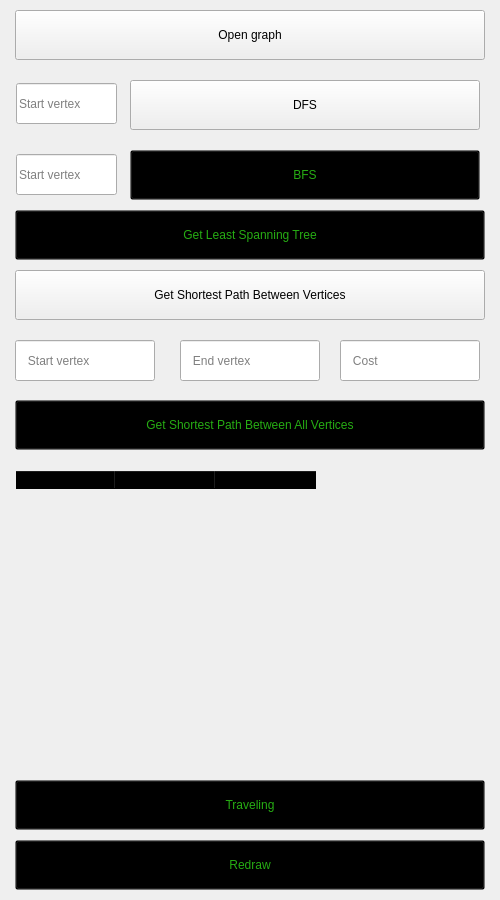
Above: applications/graphical_interface/ui/interaction_panel.ui from amzdll/SimpleNavigator before the change. Below: the same form after it.
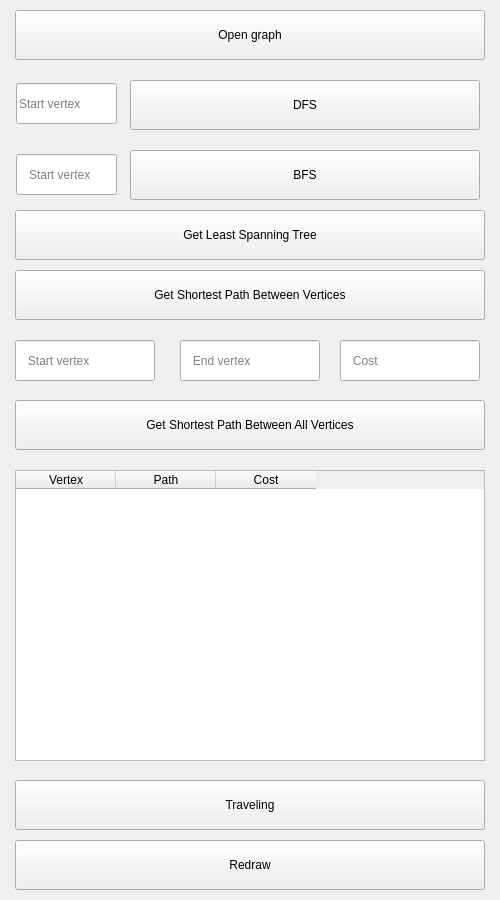
That is the form after the change.

Commit message: add icon, change font, fix styles

The edit to the form file:
```diff
--- a/applications/graphical_interface/ui/interaction_panel.ui
+++ b/applications/graphical_interface/ui/interaction_panel.ui
@@ -45,18 +45,7 @@
     </rect>
    </property>
    <property name="styleSheet">
-    <string notr="true">QPushButton {
-    background-color: transparent;
-    font: 16px &quot;JetBrains Mono&quot;;
-    color: rgb(38, 173, 19);
-}
-
-QPushButton:hover {
-    background-color: green;
-    font: 16px &quot;JetBrains Mono&quot;;
-    color: black;
-    border: 1px solid transparent;
-}</string>
+    <string notr="true"/>
    </property>
    <property name="text">
     <string>Redraw</string>
@@ -94,18 +83,7 @@
     </rect>
    </property>
    <property name="styleSheet">
-    <string notr="true">QPushButton {
-    background-color: transparent;
-    font: 16px &quot;JetBrains Mono&quot;;
-    color: rgb(38, 173, 19);
-}
-
-QPushButton:hover {
-    background-color: green;
-    font: 16px &quot;JetBrains Mono&quot;;
-    color: black;
-    border: 1px solid transparent;
-}</string>
+    <string notr="true"/>
    </property>
    <property name="text">
     <string>BFS</string>
@@ -142,6 +120,9 @@
      <height>41</height>
     </rect>
    </property>
+   <property name="styleSheet">
+    <string notr="true">padding: 0 0 0 10px</string>
+   </property>
    <property name="placeholderText">
     <string>Start vertex</string>
    </property>
@@ -178,18 +159,8 @@
     </rect>
    </property>
    <property name="styleSheet">
-    <string notr="true">QPushButton {
-    background-color: transparent;
-    font: 16px &quot;JetBrains Mono&quot;;
-    color: rgb(38, 173, 19);
-}
-
-QPushButton:hover {
-    background-color: green;
-    font: 16px &quot;JetBrains Mono&quot;;
-    color: black;
-    border: 1px solid transparent;
-}</string>
+    <string notr="true">
+</string>
    </property>
    <property name="text">
     <string>Traveling</string>
@@ -208,18 +179,7 @@
     </rect>
    </property>
    <property name="styleSheet">
-    <string notr="true">QPushButton {
-    background-color: transparent;
-    font: 16px &quot;JetBrains Mono&quot;;
-    color: rgb(38, 173, 19);
-}
-
-QPushButton:hover {
-    background-color: green;
-    font: 16px &quot;JetBrains Mono&quot;;
-    color: black;
-    border: 1px solid transparent;
-}</string>
+    <string notr="true"/>
    </property>
    <property name="text">
     <string>Get Least Spanning Tree</string>
@@ -238,7 +198,7 @@
     </rect>
    </property>
    <property name="styleSheet">
-    <string notr="true">background-color: rgba(255, 255, 255, 0);</string>
+    <string notr="true"/>
    </property>
    <property name="tabKeyNavigation">
     <bool>false</bool>
@@ -323,18 +283,7 @@
     </rect>
    </property>
    <property name="styleSheet">
-    <string notr="true">QPushButton {
-    background-color: transparent;
-    font: 16px &quot;JetBrains Mono&quot;;
-    color: rgb(38, 173, 19);
-}
-
-QPushButton:hover {
-    background-color: green;
-    font: 16px &quot;JetBrains Mono&quot;;
-    color: black;
-    border: 1px solid transparent;
-}</string>
+    <string notr="true"/>
    </property>
    <property name="text">
     <string>Get Shortest Path Between All Vertices</string>
```
Left out of the diff: 14 changed lines with no effect on the pictures. The commit also changes 4 other files.
